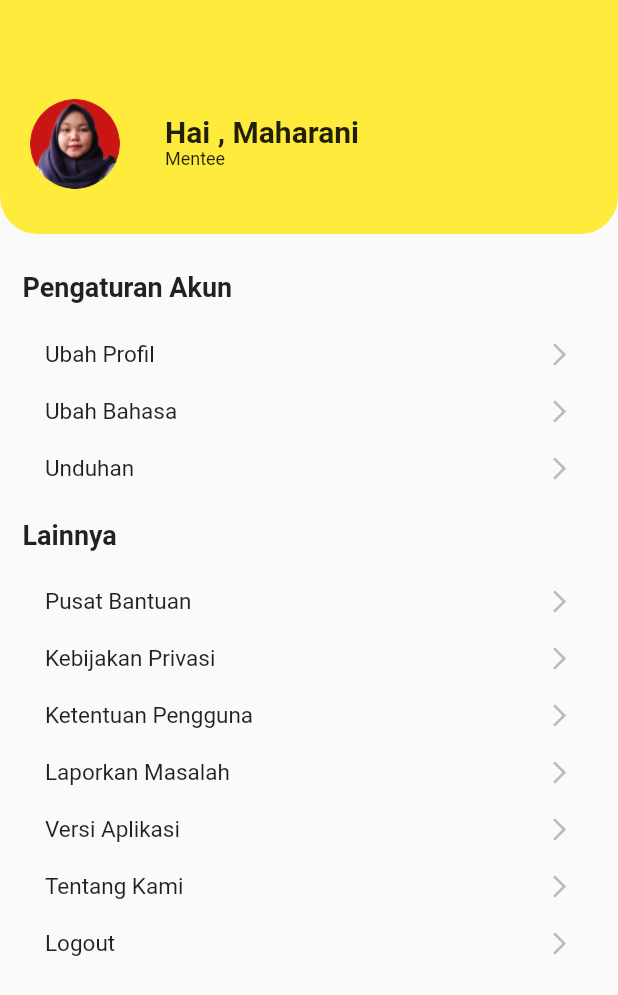
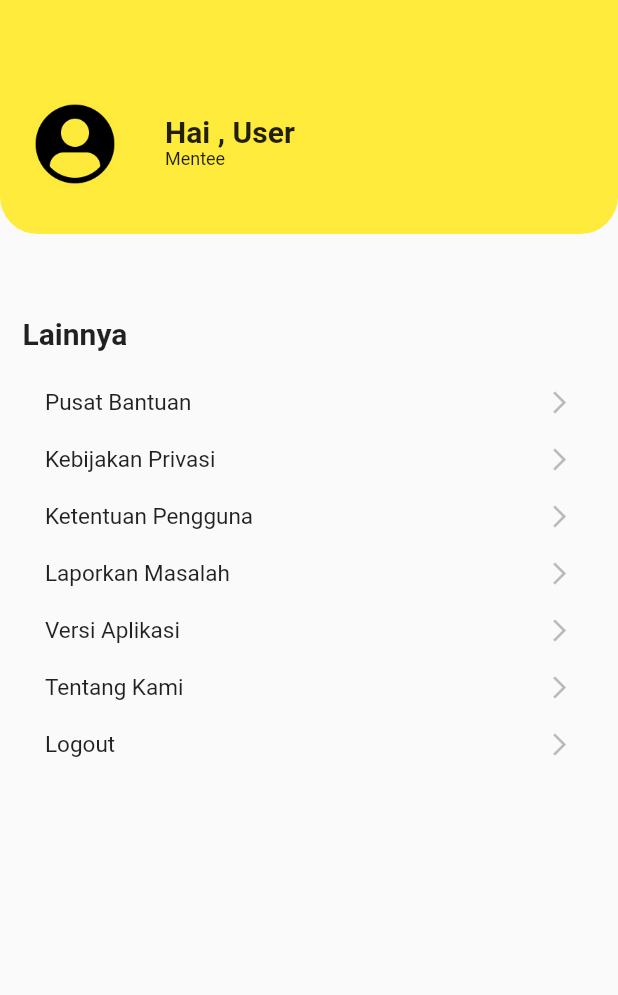
Before and after one commit to Capstone-Project-19-LMS/fluter, a Flutter app: the Profile screen opened directly, on a phone screen of 412 x 824 dp. Shown: the top 995 px of the screen. Run offline on Flutter 3.47's test engine with Material 2 defaults, Android fonts, the phone set to English and light mode, and no system bars; drawn by our look-alikes of flutter_easyloading; our stand-ins replace carousel_slider, email_validator, google_fonts, introduction_screen, shared_preferences; missing offline and left inert: dart:ffi, splash_screen_view; accounts and stored records are empty.

Commit message:
Update Detailing User Register and Profile

```diff
--- a/lib/api/api.dart
+++ b/lib/api/api.dart
@@ -83,6 +83,4 @@ Future<https.Response> getCourseHistory(token) {
       HttpHeaders.authorizationHeader: "Bearer $token"
     },
   );
-
-
 }
--- a/lib/screen/profile_screen.dart
+++ b/lib/screen/profile_screen.dart
@@ -92,7 +92,7 @@ class _ProfileState extends State<Profile> {
                   maxRadius: 30,
                   minRadius: 30,
                   backgroundColor: Colors.yellow,
-                  backgroundImage: AssetImage("assets/image/profil.png"),
+                  backgroundImage: AssetImage("assets/image/profilkosong.png"),
                 ),
                 Padding(
                   padding:
@@ -102,7 +102,7 @@ class _ProfileState extends State<Profile> {
                     mainAxisAlignment: MainAxisAlignment.start,
                     crossAxisAlignment: CrossAxisAlignment.start,
                     children: const [
-                      Text("Hai , Maharani",
+                      Text("Hai , User",
                           style: TextStyle(
                               fontWeight: FontWeight.bold, fontSize: 20)),
                       Text(
@@ -125,23 +125,23 @@ class _ProfileState extends State<Profile> {
               child: Row(
                 mainAxisAlignment: MainAxisAlignment.start,
                 children: const [
-                  Text(
-                    "Pengaturan Akun",
-                    style: TextStyle(fontSize: 18, fontWeight: FontWeight.bold),
-                  ),
+                  // Text(
+                  //   "Pengaturan Akun",
+                  //   style: TextStyle(fontSize: 18, fontWeight: FontWeight.bold),
+                  // ),
                 ],
               ),
             ),
           ),
-          const ProfileWidget(
-            title: 'Ubah Profil',
-          ),
-          const ProfileWidget(
-            title: 'Ubah Bahasa',
-          ),
-          const ProfileWidget(
-            title: 'Unduhan',
-          ),
+          // const ProfileWidget(
+          //   title: 'Ubah Profil',
+          // ),
+          // const ProfileWidget(
+          //   title: 'Ubah Bahasa',
+          // ),
+          // const ProfileWidget(
+          //   title: 'Unduhan',
+          // ),
           Container(
             padding: const EdgeInsets.all(15),
             child: Row(
@@ -149,7 +149,7 @@ class _ProfileState extends State<Profile> {
               children: const [
                 Text(
                   "Lainnya",
-                  style: TextStyle(fontSize: 18, fontWeight: FontWeight.bold),
+                  style: TextStyle(fontSize: 20, fontWeight: FontWeight.bold),
                 ),
               ],
             ),
--- a/lib/screen/splashscreen.dart
+++ b/lib/screen/splashscreen.dart
@@ -9,7 +9,7 @@ class SplashScreen extends StatelessWidget {
     Widget splash = SplashScreenView(
       navigateRoute: OnboardingScreen(),
       duration: 500,
-      imageSize: 150,
+      imageSize: 200,
       imageSrc: "assets/image/splash.png",
       // text: "Hello",
       textType: TextType.ColorizeAnimationText,
--- a/pubspec.yaml
+++ b/pubspec.yaml
@@ -68,6 +68,7 @@ flutter:
     - assets/image/logo.png
     - assets/image/verif.png
     - assets/image/profil.png
+    - assets/image/profilkosong.png
 
   # An image asset can refer to one or more resolution-specific "variants", see
   # https://flutter.dev/assets-and-images/#resolution-aware
```
Also changed, not shown: lib/screen/course_screen.dart (+8 -10 lines), lib/screen/mycourse_screen.dart (+11 -2 lines), lib/screen/onboardingscreen.dart (+10 -10 lines), lib/screen/registscreen.dart (+8 -21 lines), lib/screen/verif_screen.dart (+4 -3 lines), assets/image/profilkosong.png (added).
